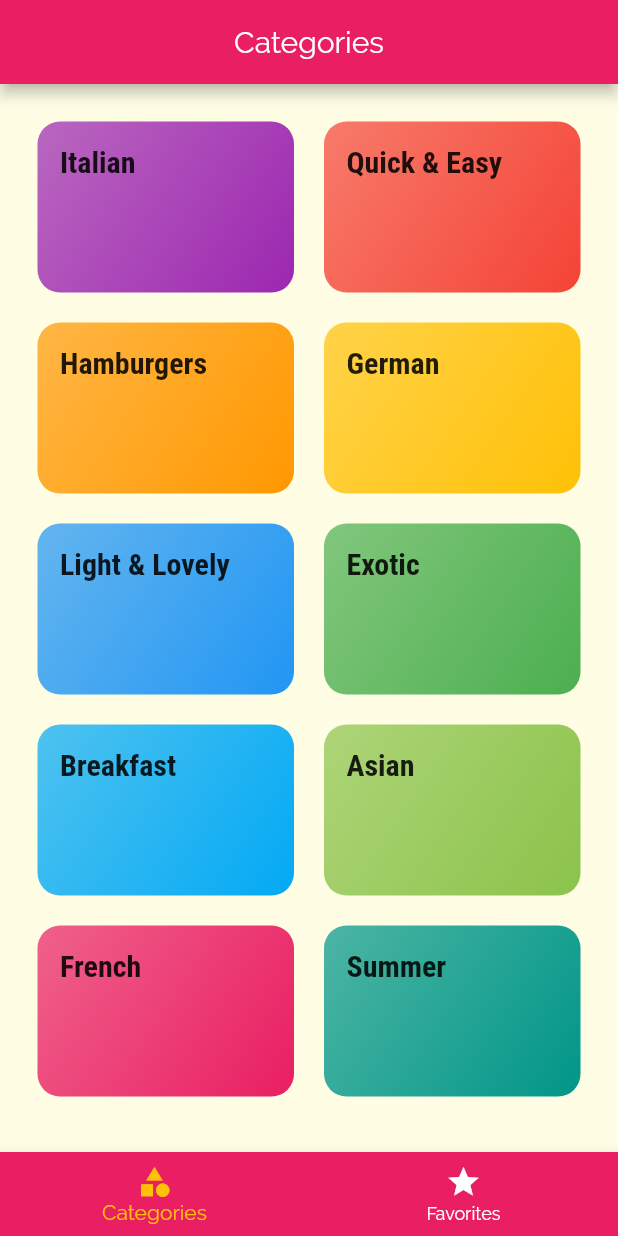
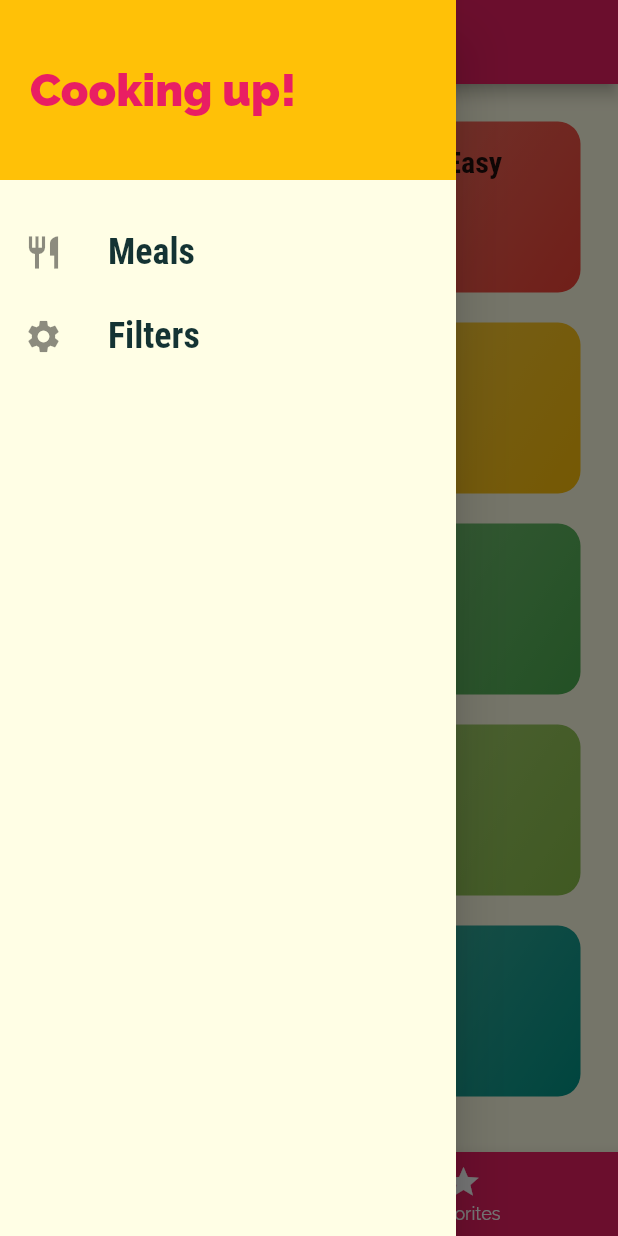
Before and after one commit to alexbardahan/MealsApp, a Flutter app: the screen it shows after launch, with the side drawer open (before the commit the screen has no drawer), on a phone screen of 412 x 824 dp. Run offline on Flutter 3.47's test engine with Material 2 defaults, Android fonts, the phone set to English and light mode, and no system bars.

Commit message:
Drawer added

```diff
--- a/lib/main.dart
+++ b/lib/main.dart
@@ -1,5 +1,6 @@
 import 'package:flutter/material.dart';
 
+import './screens/filters_screen.dart';
 import './screens/tabs_screen.dart';
 import 'screens/meal_detail_screen.dart';
 import 'screens/categories_screen.dart';
@@ -32,6 +33,7 @@ class MyApp extends StatelessWidget {
             CategoryMealsScreen(), //instead you could use
         //'/category-meals': (ctx) => CategoryMealsScreen()
         MealDetailScreen.routeName: (ctx) => MealDetailScreen(),
+        FiltersScreen.routeName: (ctx) => FiltersScreen(),
       },
       // onGenerateRoute: (settings) {
       //   print(settings.arguments);
--- /dev/null
+++ b/lib/screens/filters_screen.dart
@@ -0,0 +1,9 @@
+import 'package:flutter/material.dart';
+
+class FiltersScreen extends StatelessWidget {
+  static const routeName = '/filters';
+  @override
+  Widget build(BuildContext context) {
+    return Center(child: Text('Filters!'));
+  }
+}
--- a/lib/screens/tabs_screen.dart
+++ b/lib/screens/tabs_screen.dart
@@ -1,4 +1,5 @@
 import 'package:flutter/material.dart';
+import '../widgets/main_drawer.dart';
 import './categories_screen.dart';
 import './favorites_screen.dart';
 
@@ -27,6 +28,7 @@ class _TabsScreenState extends State<TabsScreen> {
           title: Text(_pages[_selectedPageIndex]['title']),
           centerTitle: true,
         ),
+        drawer: MainDrawer(),
         body: _pages[_selectedPageIndex]['page'],
         bottomNavigationBar: BottomNavigationBar(
             onTap:
--- /dev/null
+++ b/lib/widgets/main_drawer.dart
@@ -0,0 +1,45 @@
+import 'package:flutter/material.dart';
+import '../screens/filters_screen.dart';
+
+class MainDrawer extends StatelessWidget {
+  Widget _buildListTile(String title, IconData icon, Function tapHandler) {
+    return ListTile(
+        leading: Icon(icon, size: 26),
+        title: Text(title,
+            style: TextStyle(
+              fontFamily: 'RobotoCondensed',
+              fontSize: 24,
+              fontWeight: FontWeight.bold,
+            )),
+        onTap: tapHandler);
+  }
+
+  @override
+  Widget build(BuildContext context) {
+    return Drawer(
+        child: Column(
+      children: [
+        Container(
+            height: 120,
+            width: double.infinity,
+            padding: EdgeInsets.all(20),
+            alignment: Alignment.centerLeft,
+            color: Theme.of(context).accentColor,
+            //you can set the background color also using a decoration
+            child: Text('Cooking up!',
+                style: TextStyle(
+                  fontWeight: FontWeight.w900,
+                  fontSize: 30,
+                  color: Theme.of(context).primaryColor,
+                ))),
+        SizedBox(height: 20),
+        _buildListTile("Meals", Icons.restaurant, () {
+          Navigator.of(context).pushNamed('/');
+        }),
+        _buildListTile("Filters", Icons.settings, () {
+          Navigator.of(context).pushNamed(FiltersScreen.routeName);
+        }),
+      ],
+    ));
+  }
+}
```
